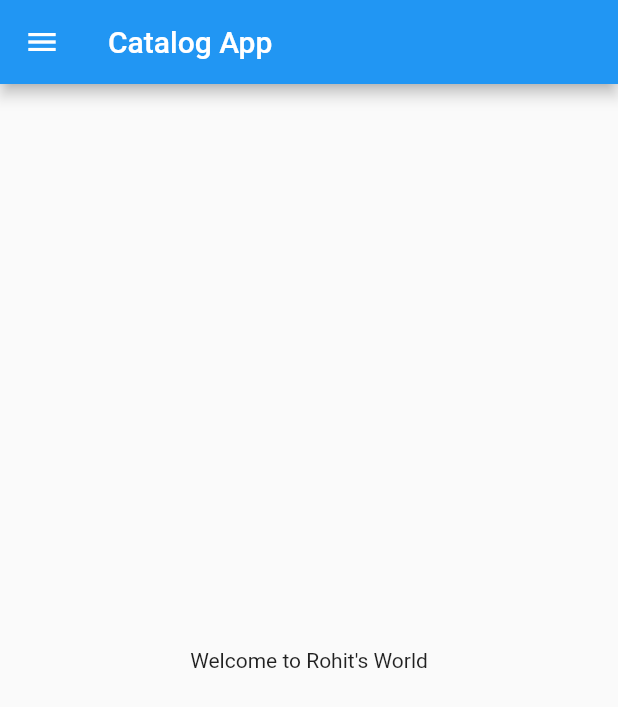
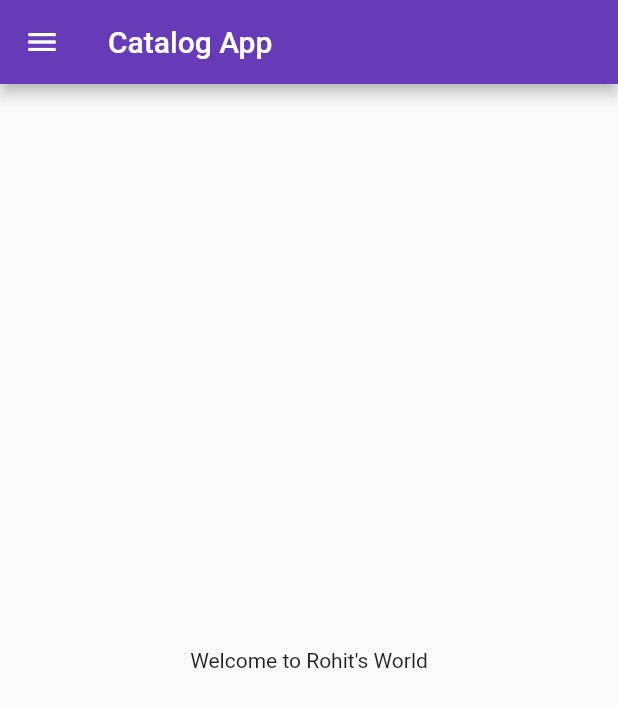
Before and after one commit to codeswithroh/first_project, a Flutter app: the screen it shows after launch, on a phone screen of 412 x 824 dp. Shown: the top 707 px of the screen. Run offline on Flutter 3.47's test engine with Material 2 defaults, Android fonts, the phone set to English and light mode, and no system bars.

Commit message:
learned about routes, themes and text styles

```diff
--- a/lib/main.dart
+++ b/lib/main.dart
@@ -1,4 +1,6 @@
-import 'package:first_project/home_page.dart';
+import 'package:first_project/pages/login_page.dart';
+
+import 'pages/home_page.dart';
 import 'package:flutter/material.dart';
 
 void main() {
@@ -11,7 +13,19 @@ class MyApp extends StatelessWidget {
   @override
   Widget build(BuildContext context) {
     return MaterialApp(
-      home: Homepage(),
+      themeMode: ThemeMode.light,
+      theme: ThemeData(
+        primarySwatch: Colors.deepPurple,
+      ),
+      darkTheme: ThemeData(
+        brightness: Brightness.dark,
+      ),
+      initialRoute: "/home",
+      routes: {
+        "/": (context) => const LoginPage(),
+        "/home": (context) => Homepage(),
+        "/login": (context) => const LoginPage()
+      },
     );
   }
 }
--- a/lib/home_page.dart
+++ b/lib/pages/home_page.dart
@@ -5,14 +5,14 @@ class Homepage extends StatelessWidget {
   Widget build(BuildContext context) {
     return Scaffold(
       appBar: AppBar(
-        title: Text("Catalog App"),
+        title: const Text("Catalog App"),
       ),
       body: Center(
         child: Container(
           child: const Text("Welcome to Rohit's World"),
         ),
       ),
-      drawer: Drawer(),
+      drawer: const Drawer(),
     );
   }
 }
```
Also changed, not shown: lib/pages/login_page.dart (added, +20 -0 lines).
